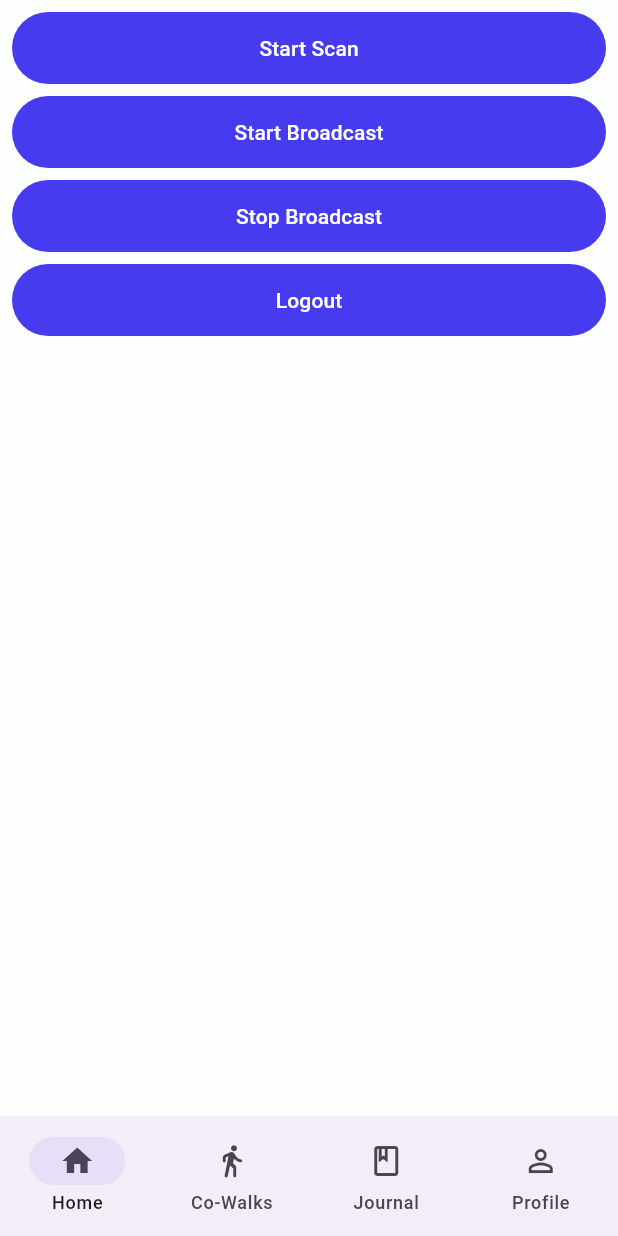
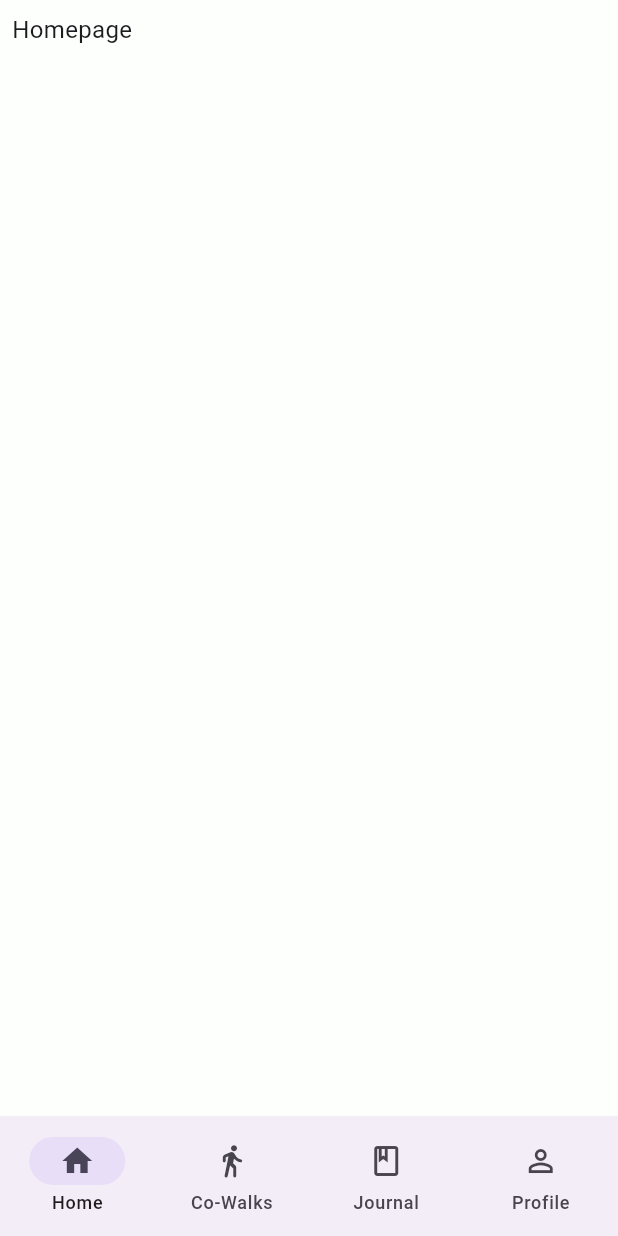
Before and after one commit to HAI-lab-UVA/social-walking-app-v2, a Flutter app: the screen it shows once a user with an empty profile is signed in, on a phone screen of 412 x 824 dp. Run offline on Flutter 3.47's test engine with Material 3 defaults, Android fonts, the phone set to English and light mode, and no system bars; our stand-ins replace cloud_firestore, firebase_auth, firebase_core, flutter_blue_plus, flutter_riverpod, flutter_svg and 4 more; missing offline and left inert: flutter_ble_peripheral; accounts and stored records are empty; Roboto replaces fonts that are missing (Alexandria).

Commit message:
move ble test out of home screen

```diff
--- /dev/null
+++ b/lib/views/scaffold_with_nav_bar/home/ble_test_screen.dart
@@ -0,0 +1,73 @@
+import 'package:flutter/material.dart';
+import 'package:flutter_riverpod/flutter_riverpod.dart';
+import 'package:flutter_blue_plus/flutter_blue_plus.dart';
+import 'package:go_router/go_router.dart';
+import 'package:social_walking_2/repositories/auth_repository.dart';
+import 'package:social_walking_2/ui/simple_ui.dart';
+import 'package:social_walking_2/utils/ble_broadcaster.dart';
+
+class HomeScreen extends ConsumerStatefulWidget {
+  const HomeScreen({super.key});
+
+  @override
+  ConsumerState<HomeScreen> createState() => _HomeScreenState();
+}
+
+class _HomeScreenState extends ConsumerState<HomeScreen> {
+  final broadcaster = BLEBroadcaster();
+
+  void startBLEScanning() async {
+    final targetUuid = Guid(broadcaster.serviceUuid);
+
+    await FlutterBluePlus.adapterState
+        .where((val) => val == BluetoothAdapterState.on)
+        .first;
+
+    await FlutterBluePlus.startScan(
+      //withServices: [targetUuid],
+      timeout: const Duration(seconds: 15),
+    );
+
+    var subscription = FlutterBluePlus.scanResults.listen((results) {
+      for (ScanResult r in results) {
+        final broadcastedName = r.advertisementData.advName;
+        final serviceUuids = r.advertisementData.serviceUuids;
+        if (serviceUuids.contains(targetUuid)) {
+          print("🚨 FOUND OUR APP! UUIDs: $serviceUuids");
+        } else if (broadcastedName.isNotEmpty) {
+          print("Found other device: $broadcastedName | UUIDs: $serviceUuids");
+        }
+      }
+    }, onError: (e) => print("Error scanning: $e"));
+  }
+
+  void startBLEBroadcasting() {
+    broadcaster.startBroadcasting(
+      ref.read(authRepositoryProvider).getCurrentUserId(),
+    );
+  }
+
+  void stopBLEBroadcasting() {
+    broadcaster.stopBroadcasting();
+  }
+
+  @override
+  Widget build(BuildContext context) {
+    return Column(
+      crossAxisAlignment: CrossAxisAlignment.stretch,
+      spacing: 8.0,
+      children: [
+        customButton(text: "Start Scan", onPressed: startBLEScanning),
+        customButton(text: "Start Broadcast", onPressed: startBLEBroadcasting),
+        customButton(text: "Stop Broadcast", onPressed: stopBLEBroadcasting),
+        customButton(
+          text: "Logout",
+          onPressed: () {
+            ref.read(authRepositoryProvider).signOut();
+            context.go("/");
+          },
+        ),
+      ],
+    );
+  }
+}
--- a/lib/views/scaffold_with_nav_bar/home/home_screen.dart
+++ b/lib/views/scaffold_with_nav_bar/home/home_screen.dart
@@ -14,60 +14,8 @@ class HomeScreen extends ConsumerStatefulWidget {
 }
 
 class _HomeScreenState extends ConsumerState<HomeScreen> {
-  final broadcaster = BLEBroadcaster();
-
-  void startBLEScanning() async {
-    final targetUuid = Guid(broadcaster.serviceUuid);
-
-    await FlutterBluePlus.adapterState
-        .where((val) => val == BluetoothAdapterState.on)
-        .first;
-
-    await FlutterBluePlus.startScan(
-      //withServices: [targetUuid],
-      timeout: const Duration(seconds: 15),
-    );
-
-    var subscription = FlutterBluePlus.scanResults.listen((results) {
-      for (ScanResult r in results) {
-        final broadcastedName = r.advertisementData.advName;
-        final serviceUuids = r.advertisementData.serviceUuids;
-        if (serviceUuids.contains(targetUuid)) {
-          print("🚨 FOUND OUR APP! UUIDs: $serviceUuids");
-        } else if (broadcastedName.isNotEmpty) {
-          print("Found other device: $broadcastedName | UUIDs: $serviceUuids");
-        }
-      }
-    }, onError: (e) => print("Error scanning: $e"));
-  }
-
-  void startBLEBroadcasting() {
-    broadcaster.startBroadcasting(
-      ref.read(authRepositoryProvider).getCurrentUserId(),
-    );
-  }
-
-  void stopBLEBroadcasting() {
-    broadcaster.stopBroadcasting();
-  }
-
   @override
   Widget build(BuildContext context) {
-    return Column(
-      crossAxisAlignment: CrossAxisAlignment.stretch,
-      spacing: 8.0,
-      children: [
-        customButton(text: "Start Scan", onPressed: startBLEScanning),
-        customButton(text: "Start Broadcast", onPressed: startBLEBroadcasting),
-        customButton(text: "Stop Broadcast", onPressed: stopBLEBroadcasting),
-        customButton(
-          text: "Logout",
-          onPressed: () {
-            ref.read(authRepositoryProvider).signOut();
-            context.go("/");
-          },
-        ),
-      ],
-    );
+    return Text("Homepage");
   }
 }
```
